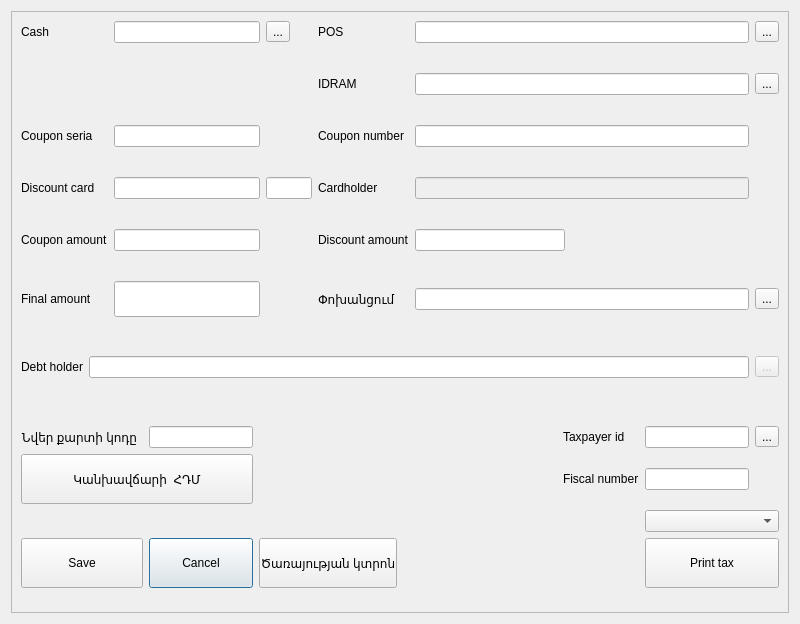
First picture: the form in Restaurant2/dlgpayment.ui, repository End1-1/Resort-2, before the edit.
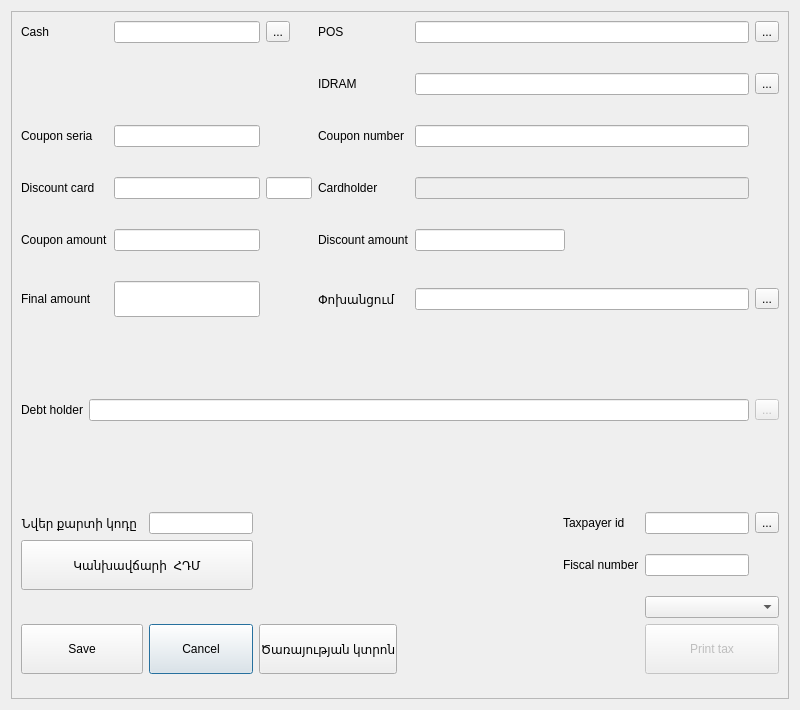
Second picture: the form after the edit. Icons and pictures are not drawn. Custom widgets are drawn as their Qt base class.

The edit to the form file:
```diff
--- a/Restaurant2/dlgpayment.ui
+++ b/Restaurant2/dlgpayment.ui
@@ -7,7 +7,7 @@
     <x>0</x>
     <y>0</y>
     <width>800</width>
-    <height>596</height>
+    <height>710</height>
    </rect>
   </property>
   <property name="windowTitle">
@@ -355,7 +355,7 @@
          <item row="3" column="6" colspan="2">
           <widget class="QPushButton" name="btnPrintTax">
            <property name="enabled">
-            <bool>true</bool>
+            <bool>false</bool>
            </property>
            <property name="minimumSize">
             <size>
```
